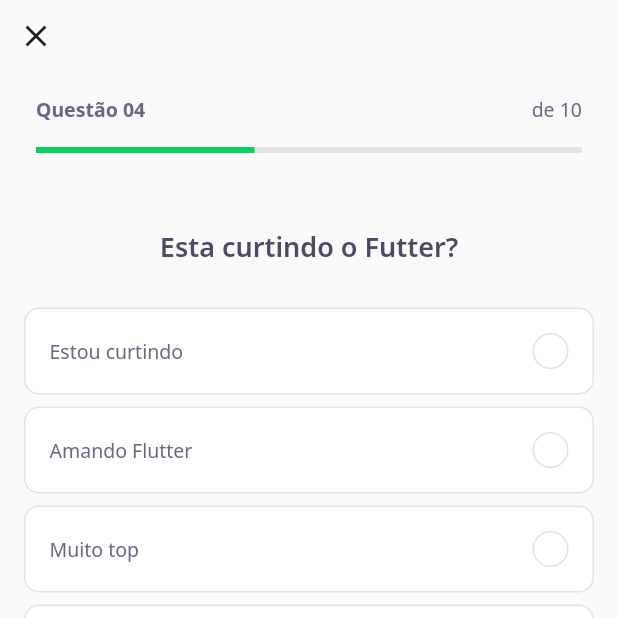
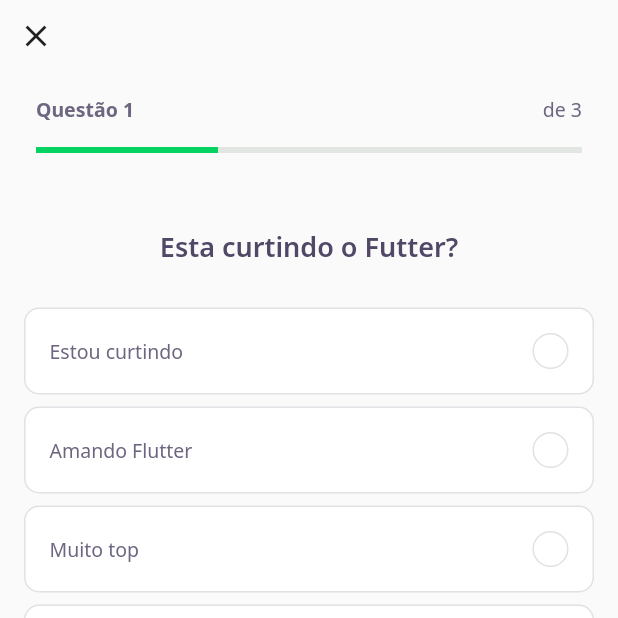
Before and after one commit to dtmiranda/devquiz, a Flutter app: the screen it shows after launch, after a tap on "NLW 5 Flutter", on a phone screen of 412 x 824 dp, the top half of it. Run offline on Flutter 3.47's test engine with Material 2 defaults, Android fonts, the phone set to English and light mode, and no system bars; our stand-ins replace google_fonts; missing offline and left inert: dart:ffi; accounts and stored records are empty; network calls fail.

Commit message:
CREATE: challenge controller

```diff
--- /dev/null
+++ b/lib/challenge/challenge_controller.dart
@@ -0,0 +1,7 @@
+import 'package:flutter/widgets.dart';
+
+class ChallegeController {
+  final currentPageNotifier = ValueNotifier<int>(1);
+  int get currentPage => currentPageNotifier.value;
+  set currentPage(int value) => currentPageNotifier.value = value;
+}
--- a/lib/challenge/challenge_page.dart
+++ b/lib/challenge/challenge_page.dart
@@ -1,6 +1,6 @@
 import 'package:devquiz/shared/modules/question_module.dart';
 import 'package:flutter/material.dart';
-
+import 'package:devquiz/challenge/challenge_controller.dart';
 import 'package:devquiz/challenge/widget/next_button/next_button_widget.dart';
 import 'package:devquiz/challenge/widget/question_indicator/question_indicator.dart';
 
@@ -18,6 +18,22 @@ class ChallengePage extends StatefulWidget {
 }
 
 class _ChallengePageState extends State<ChallengePage> {
+  final controller = ChallegeController();
+  final pageController = PageController();
+
+  @override
+  void initState() {
+    controller.currentPageNotifier.addListener(() {
+      setState(() {});
+    });
+
+    pageController.addListener(() {
+      controller.currentPage = pageController.page!.toInt() + 1;
+    });
+
+    super.initState();
+  }
+
   @override
   Widget build(BuildContext context) {
     return Scaffold(
@@ -31,17 +47,31 @@ class _ChallengePageState extends State<ChallengePage> {
               //BackButton(),
 
               IconButton(
-                  onPressed: () {
-                    Navigator.pop(context);
-                  },
-                  icon: Icon(Icons.close)),
-              QuestionIndicatorWidget(),
+                onPressed: () {
+                  Navigator.pop(context);
+                },
+                icon: Icon(Icons.close),
+              ),
+
+              ValueListenableBuilder(
+                valueListenable: controller.currentPageNotifier,
+                builder: (context, value, _) => QuestionIndicatorWidget(
+                  currentPage: controller.currentPage,
+                  length: widget.questions.length,
+                ),
+              )
             ],
           ),
         ),
       ),
-      body: QuizWidget(
-        question: widget.questions[0],
+      body: PageView(
+        physics: NeverScrollableScrollPhysics(),
+        controller: pageController,
+        children: widget.questions
+            .map(
+              (e) => QuizWidget(question: e),
+            )
+            .toList(),
       ),
       bottomNavigationBar: SafeArea(
         bottom: true,
@@ -53,7 +83,11 @@ class _ChallengePageState extends State<ChallengePage> {
               Expanded(
                   child: NextButtonWidget.white(
                 label: "Pular",
-                onTap: () {},
+                onTap: () {
+                  pageController.nextPage(
+                      duration: Duration(milliseconds: 100),
+                      curve: Curves.ease);
+                },
               )),
               SizedBox(
                 width: 7,
--- a/lib/challenge/widget/question_indicator/question_indicator.dart
+++ b/lib/challenge/widget/question_indicator/question_indicator.dart
@@ -1,9 +1,16 @@
+import 'package:flutter/material.dart';
+
 import 'package:devquiz/core/core.dart';
 import 'package:devquiz/shared/widgets/progress_indicator/progress_indicator_widget.dart';
-import 'package:flutter/material.dart';
 
 class QuestionIndicatorWidget extends StatelessWidget {
-  const QuestionIndicatorWidget({Key? key}) : super(key: key);
+  final int currentPage;
+  final int length;
+  const QuestionIndicatorWidget({
+    Key? key,
+    required this.currentPage,
+    required this.length,
+  }) : super(key: key);
 
   @override
   Widget build(BuildContext context) {
@@ -19,11 +26,11 @@ class QuestionIndicatorWidget extends StatelessWidget {
               mainAxisAlignment: MainAxisAlignment.spaceBetween,
               children: [
                 Text(
-                  "Questão 04",
+                  "Questão $currentPage",
                   style: AppTextStyles.bodyBold,
                 ),
                 Text(
-                  "de 10",
+                  "de $length",
                   style: AppTextStyles.body,
                 )
               ],
@@ -31,7 +38,7 @@ class QuestionIndicatorWidget extends StatelessWidget {
             SizedBox(
               height: 16,
             ),
-            ProgressIndicatorWidget(progressValue: 0.4)
+            ProgressIndicatorWidget(progressValue: currentPage / length)
           ],
         ),
       ),
```
Also changed, not shown: assets/database/quizzes.json (+39 -0 lines).
